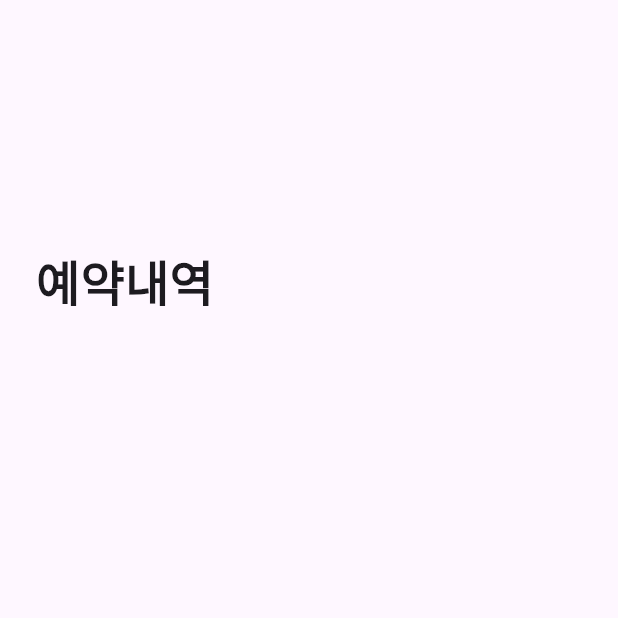
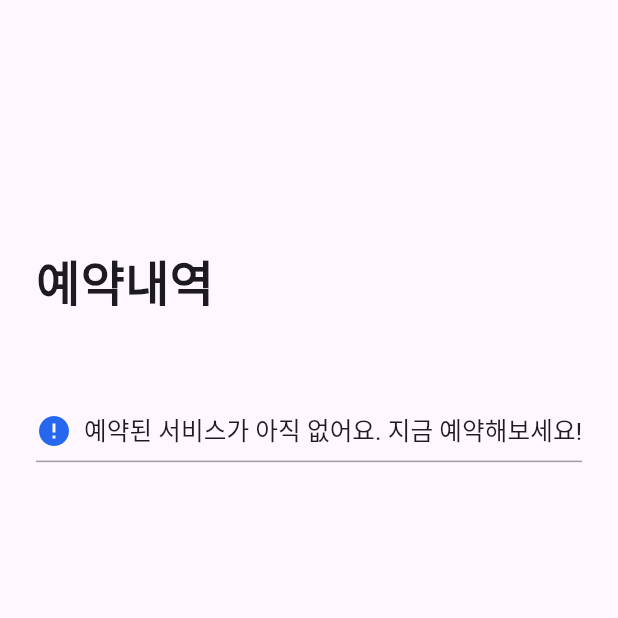
Before and after one commit to AlanKangD/flutter_project, a Flutter app: the MisoSecondPage screen opened directly, on a phone screen of 412 x 824 dp, the top half of it. Run offline on Flutter 3.47's test engine with Material 3 defaults, Android fonts, the phone set to English and light mode, and no system bars.

Commit message:
miso project 두번째 영역 구현 완료

```diff
--- a/lib/miso.dart
+++ b/lib/miso.dart
@@ -171,10 +171,47 @@ class MisoSecondPage extends StatelessWidget {
                         fontSize: 32,
                         fontWeight: FontWeight.w900,
                       ),
+                    ),
+
+                    SizedBox(
+                      height: 64,
+                    ),
+                    // 아이콘
+                    Row(
+                      children: [
+                        Icon(
+                          Icons.error,
+                          color: misoPrimaryColor,
+                        ),
+                        SizedBox(
+                          width: 8,
+                        ),
+
+                        //예약된 서비스가 아직 없어요. 지금 예약해보세요
+                        // Tip : 폰의 폭과 관계없이 텍스트를 언제나 한 줄로 보여주기
+                        Expanded(
+                          // row의 남은 영역을 모두 차지하도록
+                          child: FittedBox(
+                            // 해당 영역의 적절한 사이즈로 맞추기
+                            fit: BoxFit.scaleDown, // child 최소 크기 존중
+                            child: Text(
+                              "예약된 서비스가 아직 없어요. 지금 예약해보세요!",
+                              style: TextStyle(
+                                fontSize: 100, // 아무리 커도 한줄로 보입니다.
+                              ),
+                            ),
+                          ),
+                        )
+                      ],
+                    ),
+
+                    // 밑줄 삽입
+                    Divider(
+                      color: Colors.grey,
                     )
                   ],
                 ),
-              )
+              ),
             ],
           )),
     ));
```
